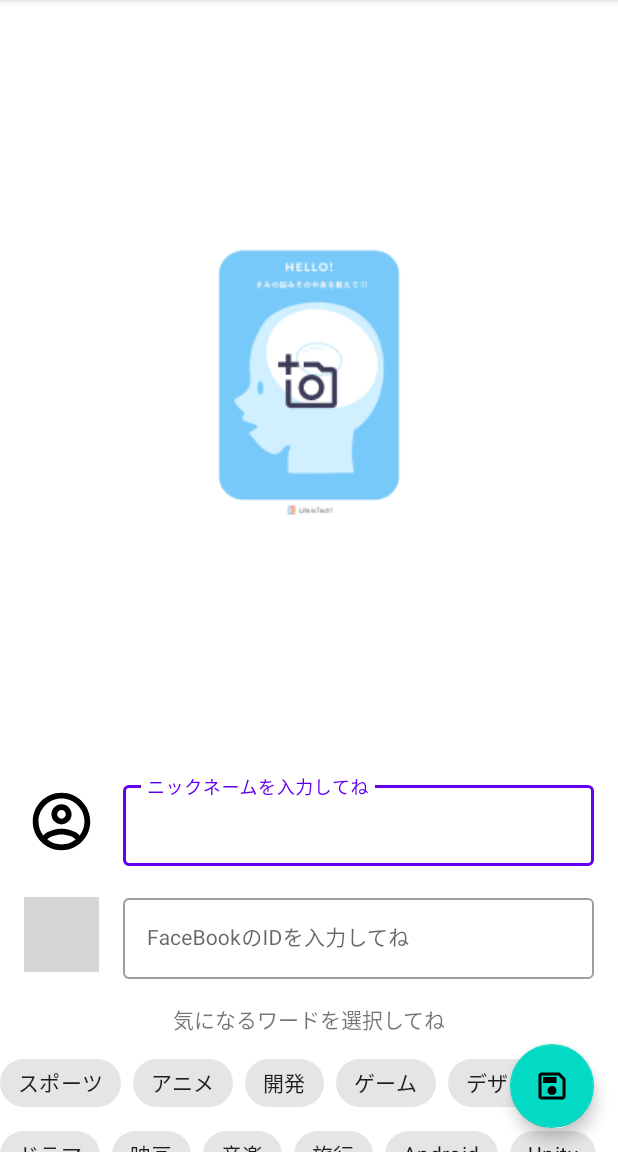
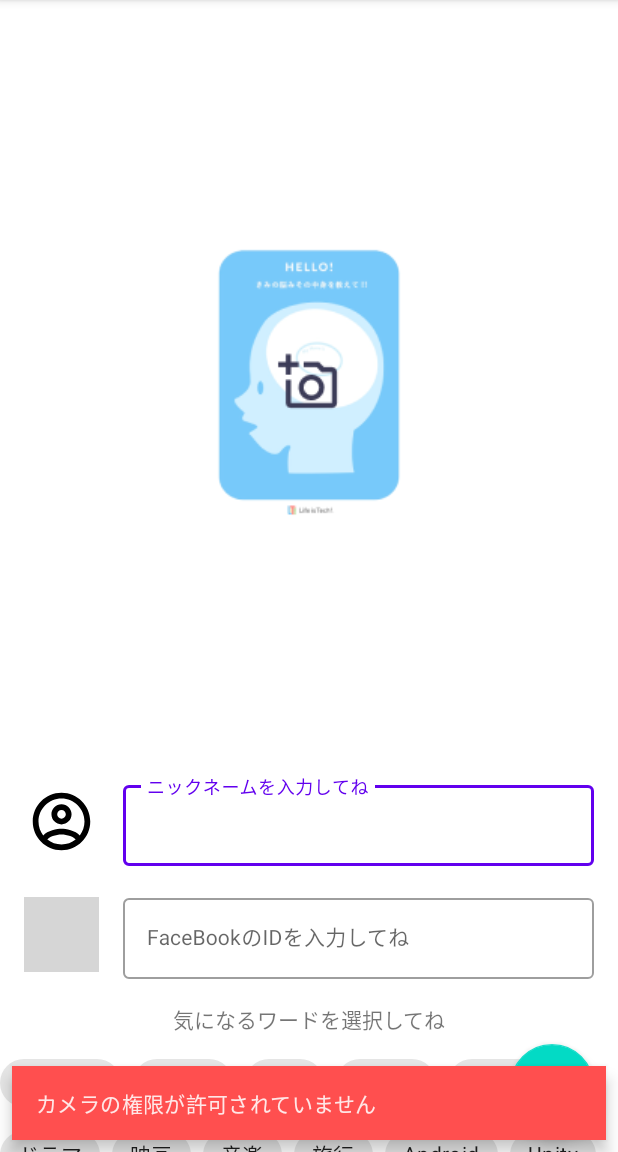
Before and after one commit to harutiro/BrainExchange, an Android app: the StarterActivity screen opened directly, with no data from a screen before it, after a tap on an icon or button, on a phone screen of 412 x 824 dp, the part 84-1236 px from its top. Run offline under Robolectric (Android 15) with nearby library versions, the phone set to English and light mode, and no system bars; libraries missing offline, so code that uses them is left out: coil.api.load, com.cloudinary.android, com.journeyapps.barcodescanner; grey boxes are pictures that could not be loaded.

Commit message:
add: StarterActivity.kt 権限関係を設定

```diff
--- a/app/src/main/java/io/github/com/harutiro/brainexchange/StarterActivity.kt
+++ b/app/src/main/java/io/github/com/harutiro/brainexchange/StarterActivity.kt
@@ -1,9 +1,12 @@
 package io.github.com.harutiro.brainexchange
 
+import android.Manifest
 import android.app.Activity
 import android.content.Context
 import android.content.Intent
+import android.content.Intent.ACTION_OPEN_DOCUMENT
 import android.content.SharedPreferences
+import android.content.pm.PackageManager
 import android.graphics.Bitmap
 import android.net.Uri
 import android.os.Build
@@ -16,13 +19,18 @@ import android.view.View.VISIBLE
 import androidx.activity.result.ActivityResult
 import androidx.activity.result.contract.ActivityResultContracts
 import androidx.annotation.RequiresApi
+import androidx.appcompat.app.AlertDialog
 import androidx.appcompat.app.AppCompatActivity
+import androidx.core.app.ActivityCompat
+import androidx.core.content.ContextCompat
 import androidx.core.content.FileProvider
 import coil.api.load
+import com.airbnb.lottie.utils.Logger.error
 import com.cloudinary.android.MediaManager
 import com.cloudinary.android.callback.ErrorInfo
 import com.cloudinary.android.callback.UploadCallback
 import com.google.android.material.chip.Chip
+import com.google.android.material.snackbar.Snackbar
 import com.google.gson.Gson
 import com.google.zxing.BarcodeFormat
 import com.google.zxing.EncodeHintType
@@ -36,6 +44,10 @@ import kotlin.text.isNullOrEmpty as isNullOrEmpty1
 
 
 class StarterActivity : AppCompatActivity() {
+
+    companion object {
+        private const val PERMISSION_REQUEST_CODE = 1234
+    }
 
     private lateinit var binding: ActivityStarterBinding
 
@@ -55,6 +67,17 @@ class StarterActivity : AppCompatActivity() {
     override fun onCreate(savedInstanceState: Bundle?) {
         super.onCreate(savedInstanceState)
         binding = ActivityStarterBinding.inflate(layoutInflater).apply { setContentView(this.root) }
+
+        requestPermission()
+
+        if(intent.getBooleanExtra("newInstall",false)){
+            AlertDialog.Builder(this) // FragmentではActivityを取得して生成
+                .setTitle("操作方法")
+                .setMessage("脳内シートのところを押すと写真をとることができます。\nまた、下の項目では、気になるワードがあれば押してみてください。")
+                .setPositiveButton("OK") { _, _ ->
+                }
+                .show()
+        }
 
 //      シェアプリのインスタンス化
         val sp: SharedPreferences = getSharedPreferences("DateStore", Context.MODE_PRIVATE)
@@ -192,6 +215,18 @@ class StarterActivity : AppCompatActivity() {
         }
 
         binding.starterBrainImage.setOnClickListener {
+            val cameraPermission = ContextCompat.checkSelfPermission(this, Manifest.permission.CAMERA)
+            val cameraRationale = ActivityCompat.shouldShowRequestPermissionRationale(this, Manifest.permission.CAMERA)
+            if (cameraPermission != PackageManager.PERMISSION_GRANTED) {
+                if (cameraRationale) {
+                    ActivityCompat.requestPermissions(this, arrayOf(Manifest.permission.CAMERA), PERMISSION_REQUEST_CODE)
+
+                }else{
+                    val snackbar = Snackbar.make(findViewById(android.R.id.content),"カメラの権限が許可されていません", Snackbar.LENGTH_SHORT)
+                    snackbar.view.setBackgroundResource(R.color.error)
+                    snackbar.show()
+                }
+            }else{
                 val context: Context = applicationContext
 
                 // 保存先のフォルダー
@@ -213,6 +248,8 @@ class StarterActivity : AppCompatActivity() {
                 val intent = Intent(MediaStore.ACTION_IMAGE_CAPTURE)
                 intent.putExtra(MediaStore.EXTRA_OUTPUT, currentPhotoUri)
                 launcher.launch(intent)
+            }
+
         }
 
 //        戻る→の表示
@@ -289,4 +326,27 @@ class StarterActivity : AppCompatActivity() {
         }
         return super.onOptionsItemSelected(item)
     }
+
+    private fun requestPermission() {
+        val permissionAccessCoarseLocationApproved =
+            ActivityCompat.checkSelfPermission(this, Manifest.permission.WRITE_EXTERNAL_STORAGE) ==
+                    PackageManager.PERMISSION_GRANTED &&
+                    ActivityCompat.checkSelfPermission(this, Manifest.permission.READ_EXTERNAL_STORAGE) ==
+                    PackageManager.PERMISSION_GRANTED &&
+                    ActivityCompat.checkSelfPermission(this,Manifest.permission.CAMERA) ==
+                    PackageManager.PERMISSION_GRANTED
+
+        if (permissionAccessCoarseLocationApproved) {
+        } else {
+            // 位置情報の権限が無いため、許可を求める
+            ActivityCompat.requestPermissions(this,
+                arrayOf(
+                    Manifest.permission.WRITE_EXTERNAL_STORAGE,
+                    Manifest.permission.READ_EXTERNAL_STORAGE,
+                    Manifest.permission.CAMERA,
+                ),
+                PERMISSION_REQUEST_CODE
+            )
         }
+    }
+}
--- a/app/src/main/res/values/colors.xml
+++ b/app/src/main/res/values/colors.xml
@@ -7,4 +7,6 @@
     <color name="teal_700">#FF018786</color>
     <color name="black">#FF000000</color>
     <color name="white">#FFFFFFFF</color>
+    <color name="error">#FF4F4F</color>
+
 </resources>
```
Also changed, not shown: app/src/main/java/io/github/com/harutiro/brainexchange/MainActivity.kt (+16 -0 lines). Lines whose indentation alone changed are shown as unchanged.
